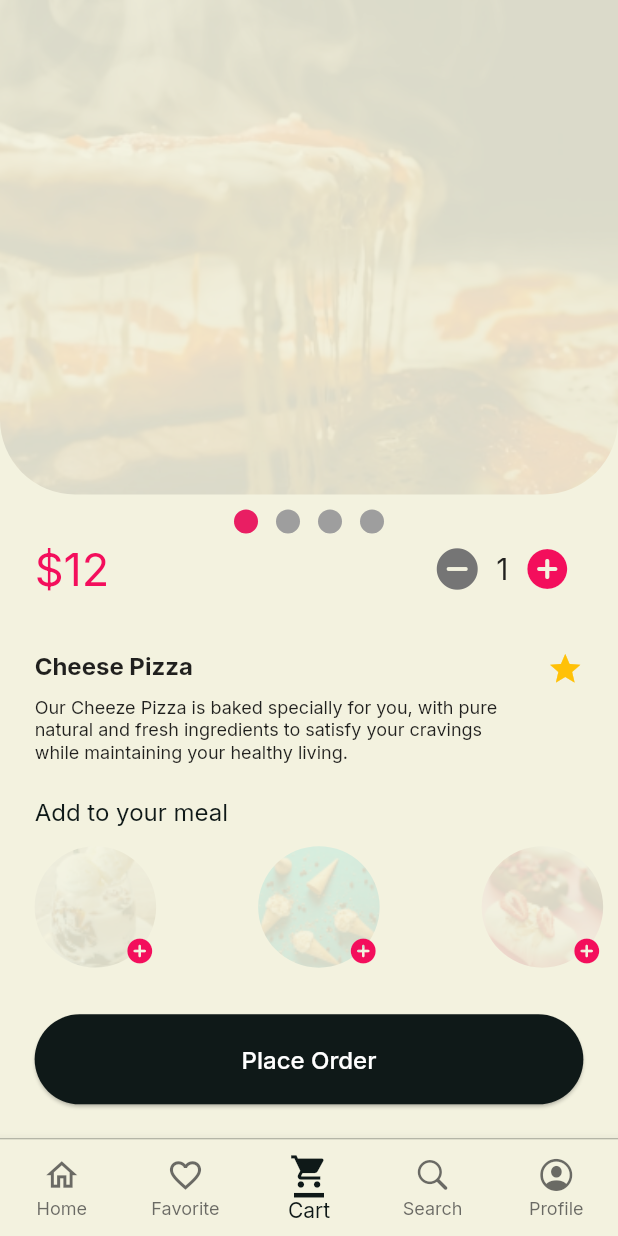
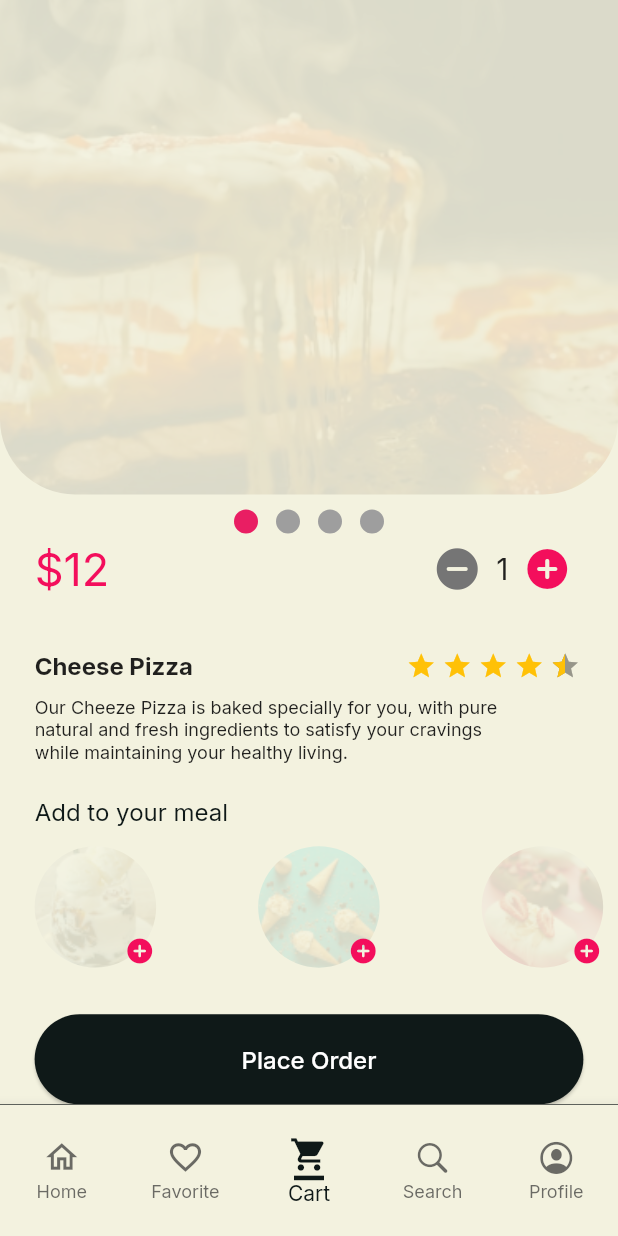
Before and after one commit to John-Daniels/fudiee, a Flutter app: the HomeScreen screen opened by its route, swiped to page 3, on a phone screen of 412 x 824 dp. Run offline on Flutter 3.47's test engine with Material 2 defaults, Android fonts, the phone set to English and light mode, and no system bars; drawn by our look-alikes of flutter_rating_bar, smooth_page_indicator; our stand-ins replace flutter_screenutil, get, google_fonts.

Commit message:
implemented system chrome setup, added rating feature

```diff
--- a/lib/constants/data.dart
+++ b/lib/constants/data.dart
@@ -86,7 +86,7 @@ List<Cart> cartData = [
     desc:
         'Our Cheeze Pizza is baked specially for you, with pure natural and fresh ingredients to satisfy your cravings while maintaining your healthy living.',
     price: 12,
-    rating: 4,
+    rating: 4.5,
   ),
   Cart(
     image: Assets.veggiePizza,
@@ -95,7 +95,7 @@ List<Cart> cartData = [
 natural and fresh ingredients to satisfy your cravings
 while maintaining your healthy living.''',
     price: 15,
-    rating: 4,
+    rating: 3.5,
   ),
   Cart(
     image: Assets.meatPizza,
@@ -104,7 +104,7 @@ while maintaining your healthy living.''',
 natural and fresh ingredients to satisfy your cravings
 while maintaining your healthy living.''',
     price: 20,
-    rating: 4,
+    rating: 4.5,
   ),
   Cart(
     image: Assets.pepperoniPizza,
@@ -112,6 +112,6 @@ while maintaining your healthy living.''',
     desc:
         'Our Pepperoni Pizza is baked specially for you, with pure natural and fresh ingredients to satisfy your cravings while maintaining your healthy living.',
     price: 16,
-    rating: 4,
+    rating: 5,
   ),
 ];
--- a/lib/main.dart
+++ b/lib/main.dart
@@ -1,18 +1,19 @@
 import 'package:flutter/material.dart';
 import 'package:flutter_screenutil/flutter_screenutil.dart';
+import 'package:fudiee/bindings/bindings.dart';
 import 'package:fudiee/routes/router.dart';
 import 'package:fudiee/screens/splash/splash_screen.dart';
 import 'package:fudiee/themes/theme.dart';
 import 'package:get/get.dart';
 
-void main() {
+void main() async {
+  WidgetsFlutterBinding.ensureInitialized();
   runApp(const MyApp());
 }
 
 class MyApp extends StatelessWidget {
   const MyApp({super.key});
 
-  // This widget is the root of your application.
   @override
   Widget build(BuildContext context) {
     return ScreenUtilInit(
@@ -21,6 +22,7 @@ class MyApp extends StatelessWidget {
       splitScreenMode: true,
       builder: (context, _) {
         return GetMaterialApp(
+          initialBinding: InitialBindings(),
           title: 'Fudiee',
           debugShowCheckedModeBanner: false,
           theme: AppTheme.buildTheme(context),
--- a/lib/models/cart_model.dart
+++ b/lib/models/cart_model.dart
@@ -4,12 +4,14 @@ class Cart {
     required this.title,
     required this.desc,
     required this.price,
-    required this.rating,
+    this.rating = 1,
+    this.itemCount = 1,
   });
 
-  final String image;
-  final String title;
-  final String desc;
-  final double price;
-  final double rating;
+  String image;
+  String title;
+  String desc;
+  double price;
+  double rating;
+  int itemCount;
 }
--- a/lib/routes/router.dart
+++ b/lib/routes/router.dart
@@ -1,3 +1,4 @@
+import 'package:fudiee/controllers/cart/cart_controller.dart';
 import 'package:fudiee/screens/auth/auth_screen.dart';
 import 'package:fudiee/screens/home/home_screen.dart';
 import 'package:fudiee/screens/onboarding/onboarding_screen.dart';
@@ -27,6 +28,9 @@ class AppRouter {
           page: () => const HomeScreen(),
           transition: Transition.rightToLeftWithFade,
           transitionDuration: const Duration(milliseconds: 600),
+          binding: BindingsBuilder(() {
+            Get.put(CartController());
+          }),
         ),
       ];
 }
--- a/lib/screens/home/views/cart/cart_view.dart
+++ b/lib/screens/home/views/cart/cart_view.dart
@@ -1,18 +1,22 @@
 import 'package:flutter/material.dart';
-import 'package:fudiee/constants/data.dart';
+import 'package:fudiee/controllers/cart/cart_controller.dart';
 import 'package:fudiee/screens/home/views/cart/components/cartitem/cart_item.dart';
+import 'package:get/get.dart';
 
 class CartView extends StatelessWidget {
   const CartView({super.key});
 
   @override
   Widget build(BuildContext context) {
+    return GetBuilder<CartController>(
+      id: 'cart_view',
+      builder: (state) {
         return Scaffold(
           body: PageView.builder(
             restorationId: 'cart_view',
-        itemCount: cartData.length,
+            itemCount: state.cartItems.length,
             itemBuilder: (context, index) {
-          final cart = cartData[index];
+              final cart = state.cartItems[index];
               return CartItem(
                 index: index,
                 title: cart.title,
@@ -24,5 +28,7 @@ class CartView extends StatelessWidget {
             },
           ),
         );
+      },
+    );
   }
 }
--- a/lib/screens/home/views/cart/components/cartitem/cart_item.dart
+++ b/lib/screens/home/views/cart/components/cartitem/cart_item.dart
@@ -44,12 +44,16 @@ class CartItem extends StatelessWidget {
             padding: EdgeInsets.symmetric(horizontal: 24.w),
             child: Column(
               children: [
-                BuildPriceAndCartActions(price: price),
+                BuildPriceAndCartActions(
+                  price: price,
+                  index: index,
+                ),
                 SizedBox(height: 34.h),
                 BuildDescriptionsAndRatings(
                   title: title,
                   desc: desc,
                   rating: rating,
+                  index: index,
                 ),
                 SizedBox(height: 25.h),
                 const AddYourMeal(),
--- a/lib/screens/home/views/cart/components/cartitem/components/descriptions_and_ratings.dart
+++ b/lib/screens/home/views/cart/components/cartitem/components/descriptions_and_ratings.dart
@@ -1,16 +1,21 @@
 import 'package:flutter/material.dart';
+import 'package:flutter_rating_bar/flutter_rating_bar.dart';
+import 'package:fudiee/controllers/cart/cart_controller.dart';
+import 'package:get/get.dart';
 
-class BuildDescriptionsAndRatings extends StatelessWidget {
+class BuildDescriptionsAndRatings extends GetView<CartController> {
   const BuildDescriptionsAndRatings({
     Key? key,
     required this.title,
     required this.desc,
     required this.rating,
+    required this.index,
   }) : super(key: key);
 
   final String title;
   final String desc;
   final double rating;
+  final int index;
 
   @override
   Widget build(BuildContext context) {
@@ -41,11 +46,24 @@ class BuildDescriptionsAndRatings extends StatelessWidget {
             ],
           ),
         ),
-        const Positioned(
+        Positioned(
+          top: 0,
           right: 0,
-          child: Icon(
-            Icons.star,
-            color: Colors.amber,
+          child: RatingBar.builder(
+            initialRating: rating,
+            minRating: 1,
+            direction: Axis.horizontal,
+            allowHalfRating: true,
+            itemCount: 5,
+            itemPadding: const EdgeInsets.symmetric(horizontal: 2),
+            itemBuilder: (context, _) => const Icon(
+              Icons.star,
+              color: Colors.amber,
+            ),
+            itemSize: 20,
+            onRatingUpdate: (rating) {
+              controller.rate(index, rating);
+            },
           ),
         )
       ],
--- a/lib/screens/home/views/cart/components/cartitem/components/price_and_cart_actions.dart
+++ b/lib/screens/home/views/cart/components/cartitem/components/price_and_cart_actions.dart
@@ -1,26 +1,25 @@
 import 'package:flutter/cupertino.dart';
 import 'package:flutter/material.dart';
+import 'package:fudiee/controllers/cart/cart_controller.dart';
 import 'package:fudiee/screens/home/views/cart/components/cartitem/components/cart_action_buttons.dart';
 import 'package:fudiee/themes/app_colors.dart';
+import 'package:get/get.dart';
 
-class BuildPriceAndCartActions extends StatefulWidget {
+class BuildPriceAndCartActions extends StatelessWidget {
   const BuildPriceAndCartActions({
     Key? key,
     required this.price,
+    required this.index,
   }) : super(key: key);
 
   final double price;
-
-  @override
-  State<BuildPriceAndCartActions> createState() =>
-      _BuildPriceAndCartActionsState();
-}
-
-class _BuildPriceAndCartActionsState extends State<BuildPriceAndCartActions> {
-  int itemCount = 1;
+  final int index;
 
   @override
   Widget build(BuildContext context) {
+    return GetBuilder<CartController>(
+      id: 'cart_item_action_widget',
+      builder: (state) {
         return Column(
           crossAxisAlignment: CrossAxisAlignment.start,
           children: [
@@ -28,26 +27,22 @@ class _BuildPriceAndCartActionsState extends State<BuildPriceAndCartActions> {
               mainAxisAlignment: MainAxisAlignment.spaceBetween,
               children: [
                 Text(
-              '\$${widget.price.round()}',
+                  '\$${price.round()}',
                   style: TextStyle(
                     fontSize: 30,
                     color: pinkColor,
                   ),
                 ),
                 CartActionButtons(
-              itemCount: itemCount,
-              onAdd: () {
-                itemCount++;
-                setState(() {});
-              },
-              onReduce: () {
-                if (itemCount > 1) itemCount--;
-                setState(() {});
-              },
+                  itemCount: state.cartItems[index].itemCount,
+                  onAdd: () => state.onIncreaseItemCount(index),
+                  onReduce: () => state.onDecreaseItemCount(index),
                 ),
               ],
             ),
           ],
         );
+      },
+    );
   }
 }
--- a/lib/screens/home/views/home/components/bottom_app_bar.dart
+++ b/lib/screens/home/views/home/components/bottom_app_bar.dart
@@ -15,10 +15,10 @@ class AppBottomBar extends StatelessWidget {
   @override
   Widget build(BuildContext context) {
     return Container(
-      height: 65,
+      height: 88,
       decoration: BoxDecoration(
         border: Border(
-          top: BorderSide(color: primaryColor.withOpacity(0.5), width: 0.6),
+          top: BorderSide(color: primaryColor.withOpacity(0.8), width: 0.6),
         ),
       ),
       child: BottomNavigationBar(
--- a/lib/screens/splash/splash_screen.dart
+++ b/lib/screens/splash/splash_screen.dart
@@ -1,4 +1,5 @@
 import 'package:flutter/material.dart';
+import 'package:flutter/services.dart';
 import 'package:fudiee/constants/assets_constant.dart';
 import 'package:fudiee/screens/onboarding/onboarding_screen.dart';
 import 'package:get/get.dart';
@@ -21,6 +22,7 @@ class _SplashScreenState extends State<SplashScreen> {
       ),
       () {
         Get.offAllNamed(OnboardingScreen.routeName);
+        SystemChrome.setEnabledSystemUIMode(SystemUiMode.edgeToEdge);
       },
     );
     super.initState();
--- a/pubspec.yaml
+++ b/pubspec.yaml
@@ -39,6 +39,7 @@ dependencies:
   google_fonts: ^3.0.1
   get: ^4.6.5
   flutter_screenutil: ^5.6.0
+  flutter_rating_bar: ^4.0.1
 
 dev_dependencies:
   flutter_test:
```
Also changed, not shown: lib/bindings/bindings.dart (added, +21 -0 lines), lib/controllers/cart/cart_controller.dart (added, +24 -0 lines), pubspec.lock. Lines whose indentation alone changed are shown as unchanged.
